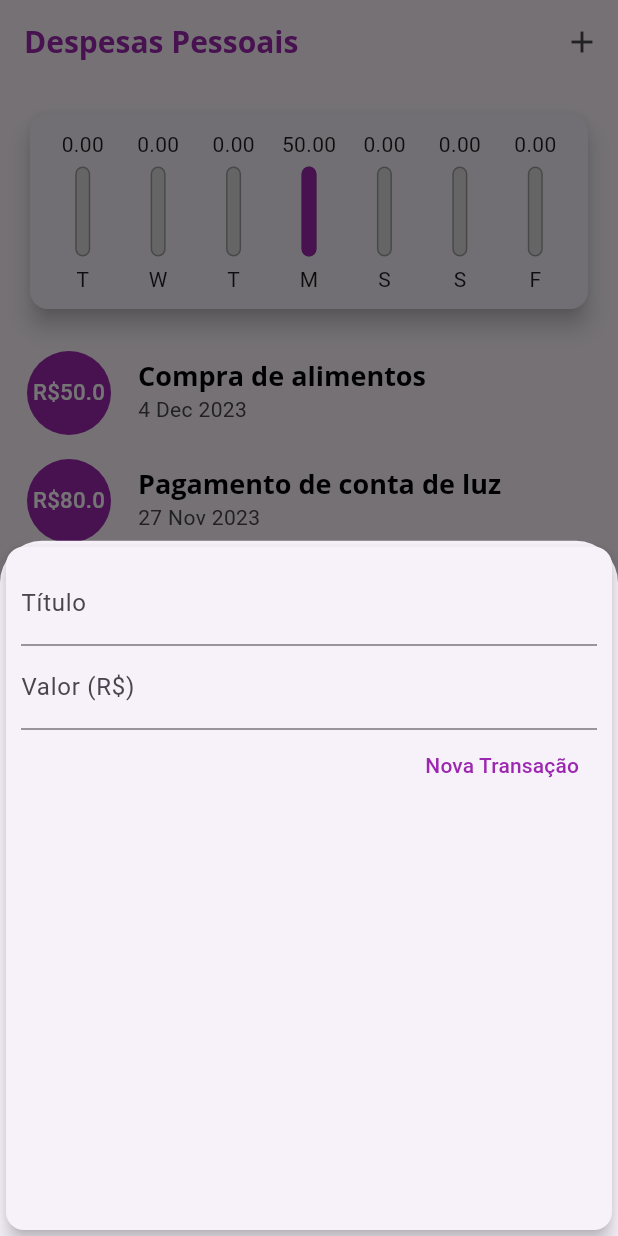
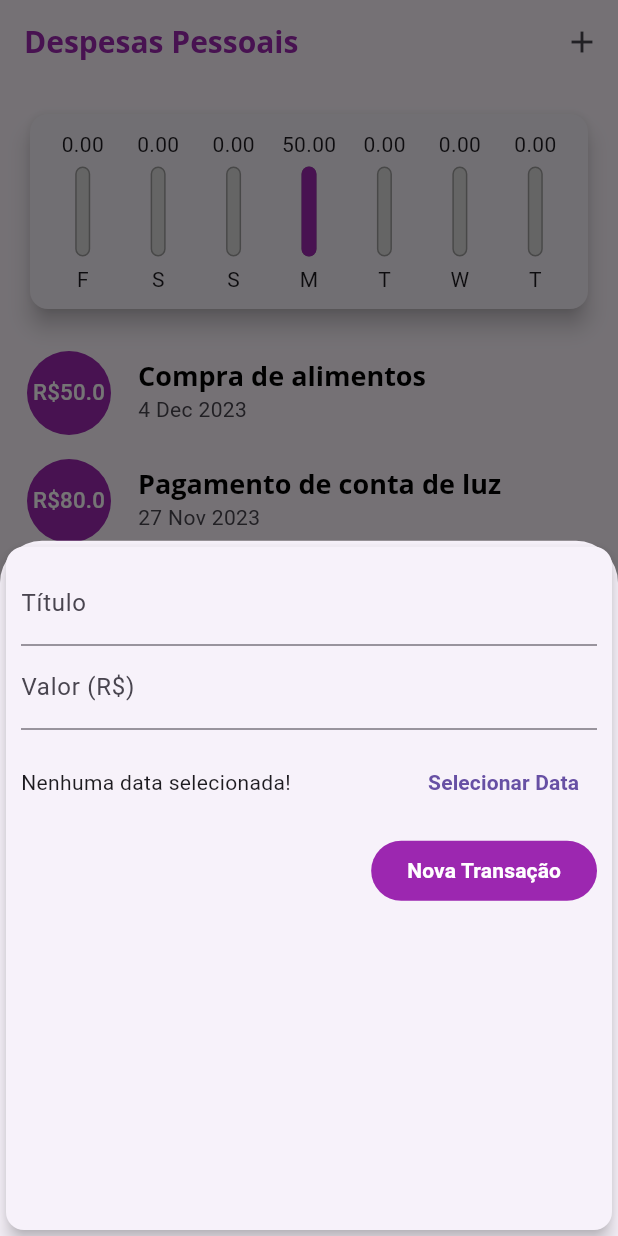
Before and after one commit to RafaellaBarbosa/expenses_app, a Flutter app: the screen it shows after launch, after a tap on the "add" icon, on a phone screen of 412 x 824 dp. Run offline on Flutter 3.47's test engine with Material 3 defaults, Android fonts, the phone set to English and light mode, and no system bars.

Commit message:
feat: add datePicker and internation­alized

```diff
--- a/lib/components/chart.dart
+++ b/lib/components/chart.dart
@@ -30,7 +30,7 @@ class Chart extends StatelessWidget {
         'day': DateFormat.E().format(weekDay)[0],
         'value': totalSum,
       };
-    });
+    }).reversed.toList();
   }
 
   double get _weekTotalValue {
--- a/lib/components/chart_bar.dart
+++ b/lib/components/chart_bar.dart
@@ -15,9 +15,12 @@ class ChartBar extends StatelessWidget {
   Widget build(BuildContext context) {
     return Column(
       children: [
-        FittedBox(
-          child: Text(
-            value.toStringAsFixed(2),
+        SizedBox(
+          height: 20,
+          child: FittedBox(
+            child: Text(
+              value.toStringAsFixed(2),
+            ),
           ),
         ),
         const SizedBox(height: 5),
--- a/lib/components/transaction_form.dart
+++ b/lib/components/transaction_form.dart
@@ -1,4 +1,5 @@
 import 'package:flutter/material.dart';
+import 'package:intl/intl.dart';
 
 class TransactionForm extends StatefulWidget {
   const TransactionForm({
@@ -14,8 +15,8 @@ class TransactionForm extends StatefulWidget {
 
 class _TransactionFormState extends State<TransactionForm> {
   final TextEditingController titleController = TextEditingController();
-
   final TextEditingController valueController = TextEditingController();
+  DateTime? _selectedDate;
 
   @override
   Widget build(BuildContext context) {
@@ -41,13 +42,41 @@ class _TransactionFormState extends State<TransactionForm> {
                 _submitForm;
               },
             ),
-            TextButton(
+            SizedBox(
+              height: 70,
+              child: Row(
+                children: [
+                  Expanded(
+                    child: Text(
+                      _selectedDate == null
+                          ? 'Nenhuma data selecionada!'
+                          : 'Data Selecionada: ${DateFormat('dd/MM/y').format(_selectedDate!)}',
+                    ),
+                  ),
+                  TextButton(
+                    onPressed: () {
+                      _showDatePicker();
+                    },
+                    child: Text(
+                      "Selecionar Data",
+                      style: TextStyle(
+                        color: Theme.of(context).primaryColor,
+                        fontWeight: FontWeight.bold,
+                      ),
+                    ),
+                  )
+                ],
+              ),
+            ),
+            FilledButton(
               onPressed: () {
                 _submitForm();
               },
               child: const Text(
                 "Nova Transação",
-                style: TextStyle(color: Colors.purple),
+                style: TextStyle(
+                  fontWeight: FontWeight.bold,
+                ),
               ),
             )
           ],
@@ -66,4 +95,21 @@ class _TransactionFormState extends State<TransactionForm> {
 
     widget.onSubmit(title, value);
   }
+
+  _showDatePicker() {
+    showDatePicker(
+      context: context,
+      initialDate: DateTime.now(),
+      firstDate: DateTime(2019),
+      lastDate: DateTime.now(),
+    ).then((pickedDate) {
+      if (pickedDate == null) {
+        return;
+      }
+
+      setState(() {
+        _selectedDate = pickedDate;
+      });
+    });
+  }
 }
--- a/lib/main.dart
+++ b/lib/main.dart
@@ -1,5 +1,5 @@
 import 'dart:math';
-
+import 'package:flutter_localizations/flutter_localizations.dart';
 import 'package:expenses_app/components/chart.dart';
 import 'package:expenses_app/components/transaction_form.dart';
 import 'package:expenses_app/components/transaction_list.dart';
@@ -18,12 +18,20 @@ class ExpensesApp extends StatelessWidget {
     final ThemeData tema = ThemeData();
     return MaterialApp(
       home: const MyHomePage(),
+      localizationsDelegates: const [
+        ...GlobalMaterialLocalizations.delegates,
+        GlobalWidgetsLocalizations.delegate,
+      ],
+      supportedLocales: const [
+        Locale('en', 'US'),
+        Locale('pt', 'BR'),
+      ],
       debugShowCheckedModeBanner: false,
       theme: tema.copyWith(
         colorScheme: tema.colorScheme.copyWith(
-          primary: Colors.purple,
-          secondary: Colors.amber,
-        ),
+            primary: Colors.purple,
+            secondary: Colors.amber,
+            tertiary: Colors.white),
         textTheme: tema.textTheme.copyWith(
           titleLarge: const TextStyle(
             fontFamily: 'OpenSans',
--- a/pubspec.yaml
+++ b/pubspec.yaml
@@ -36,6 +36,9 @@ dependencies:
   # Use with the CupertinoIcons class for iOS style icons.
   cupertino_icons: ^1.0.2
   intl: ^0.18.1
+  flutter_localization: ^0.1.14
+  flutter_localizations:
+    sdk: flutter
 
 
 dev_dependencies:
```
Also changed, not shown: pubspec.lock, 14 other files.
